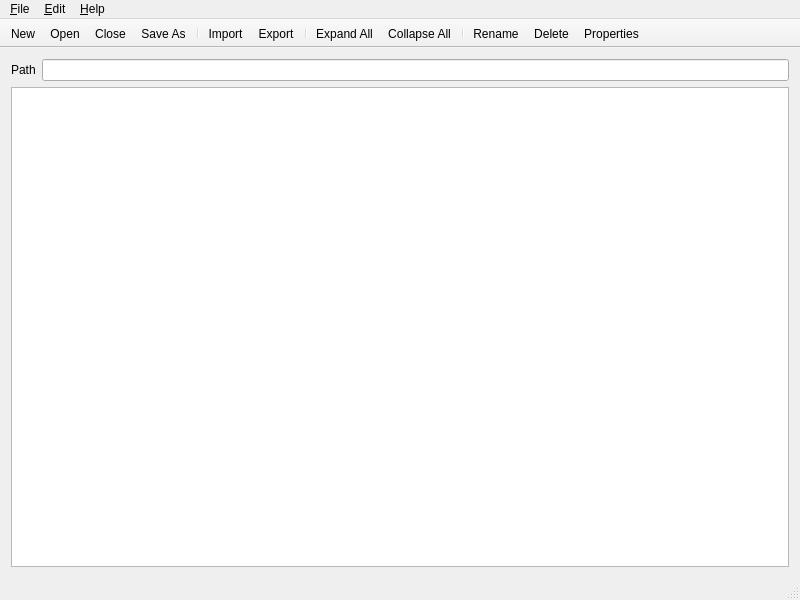
Old version of the form MainWindow.ui in the repository RajarshiRoy2/YaffeyWithMicroOS2.
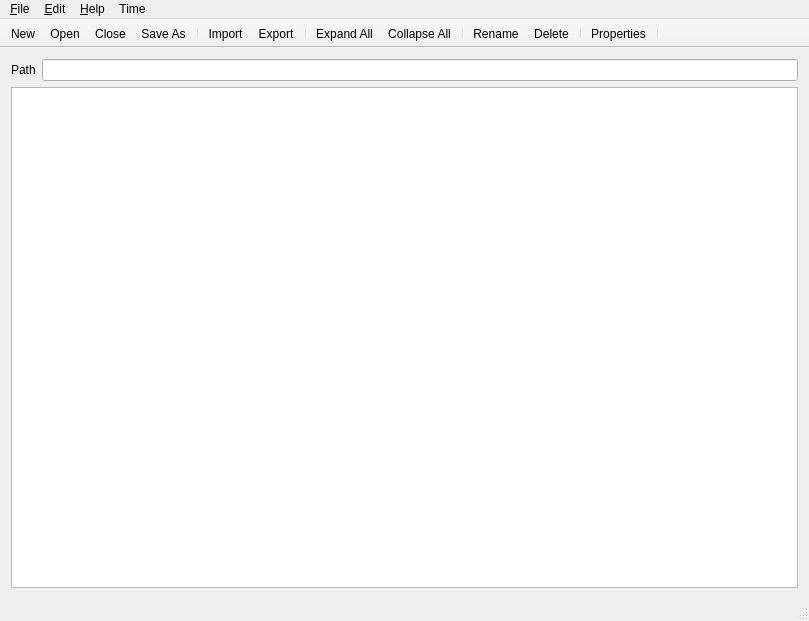
New version of the form. Icons and pictures are not drawn. Custom widgets are drawn as their Qt base class.

Diff of the .ui file:
```diff
--- a/MainWindow.ui
+++ b/MainWindow.ui
@@ -6,8 +6,8 @@
    <rect>
     <x>0</x>
     <y>0</y>
-    <width>800</width>
-    <height>600</height>
+    <width>809</width>
+    <height>621</height>
    </rect>
   </property>
   <property name="windowTitle">
@@ -66,7 +66,7 @@
     <rect>
      <x>0</x>
      <y>0</y>
-     <width>800</width>
+     <width>809</width>
      <height>21</height>
     </rect>
    </property>
@@ -85,12 +85,6 @@
     <addaction name="separator"/>
     <addaction name="actionExit"/>
    </widget>
-   <widget class="QMenu" name="menuHelp">
-    <property name="title">
-     <string>&amp;Help</string>
-    </property>
-    <addaction name="actionAbout"/>
-   </widget>
    <widget class="QMenu" name="menuEdit">
     <property name="title">
      <string>&amp;Edit</string>
@@ -103,9 +97,21 @@
     <addaction name="separator"/>
     <addaction name="actionEditProperties"/>
    </widget>
+   <widget class="QMenu" name="menuHelp">
+    <property name="title">
+     <string>&amp;Help</string>
+    </property>
+   </widget>
+   <widget class="QMenu" name="menuTime">
+    <property name="title">
+     <string>Time</string>
+    </property>
+    <addaction name="actionTime"/>
+   </widget>
    <addaction name="menuFile"/>
    <addaction name="menuEdit"/>
    <addaction name="menuHelp"/>
+   <addaction name="menuTime"/>
   </widget>
   <widget class="QToolBar" name="mainToolBar">
    <property name="windowTitle">
@@ -142,7 +148,9 @@
    <addaction name="separator"/>
    <addaction name="actionRename"/>
    <addaction name="actionDelete"/>
+   <addaction name="separator"/>
    <addaction name="actionEditProperties"/>
+   <addaction name="separator"/>
   </widget>
   <widget class="QStatusBar" name="statusBar"/>
   <action name="actionExit">
```
Left out of the diff: 23 changed lines with no effect on the pictures.
